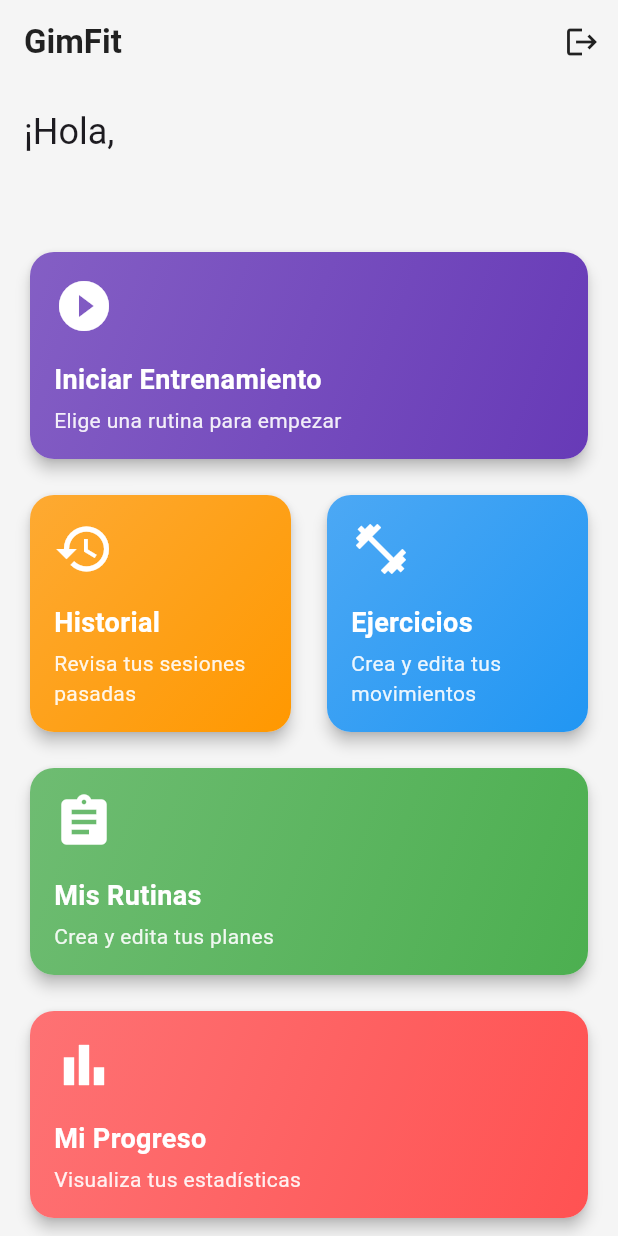
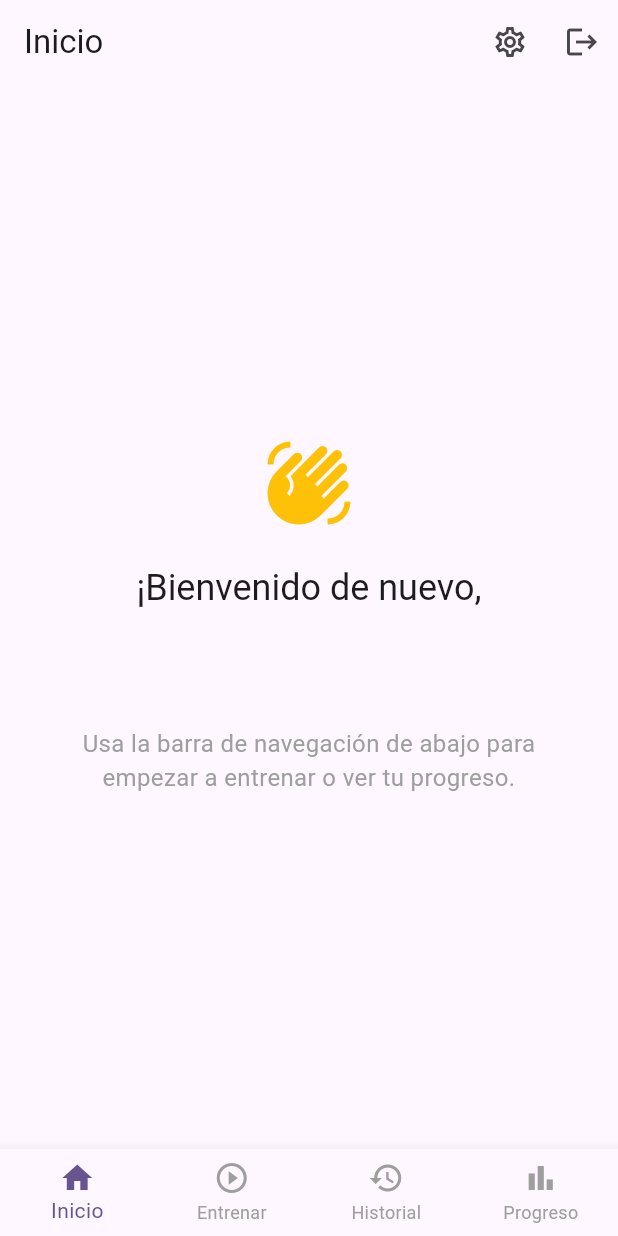
Before and after one commit to mseligmann39/gymtrackapp, a Flutter app: the screen it shows once a user with an empty profile is signed in, on a phone screen of 412 x 824 dp. Run offline on Flutter 3.47's test engine with Material 3 defaults, Android fonts, the phone set to English and light mode, and no system bars; our stand-ins replace cloud_firestore, firebase_auth, firebase_core, fl_chart; accounts and stored records are empty.

Commit message:
Más atractivo visualmente

```diff
--- a/lib/main.dart
+++ b/lib/main.dart
@@ -1,23 +1,22 @@
+// En tu archivo main.dart
+
+// ... (El resto de las importaciones y la clase GimFitApp no cambian)
 import 'package:flutter/material.dart';
 import 'package:firebase_core/firebase_core.dart';
 import 'package:firebase_auth/firebase_auth.dart';
 import 'package:provider/provider.dart';
-
-// Importaciones para localización
 import 'package:flutter_localizations/flutter_localizations.dart';
 
 import 'screens/welcome_screen.dart';
-import 'screens/home_screen.dart';
-import 'firebase_options.dart'; // Asegúrate de que este import sea correcto
+// Importamos la nueva pantalla principal
+import 'screens/main_screen.dart';
+import 'firebase_options.dart';
 
 void main() async {
-  // Asegura que los bindings de Flutter estén inicializados
   WidgetsFlutterBinding.ensureInitialized();
-  // Inicializa Firebase
   await Firebase.initializeApp(
     options: DefaultFirebaseOptions.currentPlatform,
   );
-  // Corre la aplicación
   runApp(const GimFitApp());
 }
 
@@ -26,71 +25,50 @@
 
   @override
   Widget build(BuildContext context) {
-    // Envolvemos la app en MultiProvider para gestionar el estado
     return MultiProvider(
       providers: [
-        // Este provider escucha los cambios de autenticación de Firebase
         StreamProvider<User?>.value(
           value: FirebaseAuth.instance.authStateChanges(),
           initialData: null,
         ),
       ],
-      // El hijo del provider es nuestra aplicación principal
       child: MaterialApp(
         title: 'GimFit',
         debugShowCheckedModeBanner: false,
-
-        // --- CONFIGURACIÓN DE TEMA ---
         theme: ThemeData(
           colorScheme: ColorScheme.fromSeed(seedColor: Colors.deepPurple),
           useMaterial3: true,
-          appBarTheme: const AppBarTheme(
-            elevation: 2,
-            backgroundColor: Colors.white,
-            foregroundColor: Colors.black87,
-          ),
-          cardTheme: CardThemeData(
-            elevation: 1,
-            shape: RoundedRectangleBorder(
-              borderRadius: BorderRadius.circular(12),
-            ),
-          ),
         ),
-
-        // --- CONFIGURACIÓN DE LOCALIZACIÓN (AQUÍ ES DONDE VA) ---
         localizationsDelegates: const [
           GlobalMaterialLocalizations.delegate,
           GlobalWidgetsLocalizations.delegate,
           GlobalCupertinoLocalizations.delegate,
         ],
         supportedLocales: const [
-          Locale('en', ''), // Inglés
-          Locale('es', ''), // Español
+          Locale('en', ''),
+          Locale('es', ''),
         ],
-        locale: const Locale('es'), // Opcional: Forzar el idioma a español
-
-        // La pantalla de inicio es manejada por nuestro AuthStateHandler
+        locale: const Locale('es'),
         home: const AuthStateHandler(),
       ),
     );
   }
 }
 
-// Este widget decide qué pantalla mostrar basado en el estado de autenticación
+
+// --- WIDGET ACTUALIZADO ---
 class AuthStateHandler extends StatelessWidget {
   const AuthStateHandler({super.key});
 
   @override
   Widget build(BuildContext context) {
-    // Escuchamos el estado del usuario provisto por nuestro StreamProvider
     final user = context.watch<User?>();
 
-    // Si hay un usuario, mostramos la HomeScreen
     if (user != null) {
-      return const HomeScreen();
-    }
-    // Si no, mostramos la WelcomeScreen para que inicie sesión o se registre
-    else {
+      // Si hay usuario, vamos a la nueva pantalla con navegación
+      return const MainScreen();
+    } else {
+      // Si no, a la pantalla de bienvenida
       return const WelcomeScreen();
     }
   }
--- a/lib/screens/home_screen.dart
+++ b/lib/screens/home_screen.dart
@@ -1,11 +1,7 @@
 import 'package:flutter/material.dart';
 import 'package:firebase_auth/firebase_auth.dart';
 import 'package:provider/provider.dart';
-
-import 'exercise_list_screen.dart';
-import 'history_screen.dart';
-import 'routines_list_screen.dart';
-import 'stats_screen.dart'; // <-- AÑADE ESTA IMPORTACIÓN
+import 'management_screen.dart'; // Importamos la nueva pantalla
 
 class HomeScreen extends StatelessWidget {
   const HomeScreen({super.key});
@@ -19,12 +15,19 @@ class HomeScreen extends StatelessWidget {
     final user = context.watch<User?>();
 
     return Scaffold(
-      backgroundColor: Colors.grey[100],
       appBar: AppBar(
-        backgroundColor: Colors.transparent,
-        elevation: 0,
-        title: const Text('GimFit', style: TextStyle(fontWeight: FontWeight.bold)),
+        title: const Text('Inicio'),
         actions: [
+          // --- ICONO DE GESTIÓN ---
+          IconButton(
+            icon: const Icon(Icons.settings_outlined),
+            onPressed: () {
+              Navigator.of(context).push(
+                MaterialPageRoute(builder: (_) => const ManagementScreen()),
+              );
+            },
+            tooltip: 'Gestión',
+          ),
           IconButton(
             icon: const Icon(Icons.logout),
             onPressed: () => _signOut(context),
@@ -32,143 +35,32 @@ class HomeScreen extends StatelessWidget {
           ),
         ],
       ),
-      body: ListView(
-        padding: const EdgeInsets.all(16.0),
+      body: Center(
+        child: Padding(
+          padding: const EdgeInsets.all(24.0),
+          child: Column(
+            mainAxisAlignment: MainAxisAlignment.center,
             children: [
-          // ... (Saludo y tarjeta de Iniciar Entrenamiento)
+              const Icon(Icons.waving_hand, size: 60, color: Colors.amber),
+              const SizedBox(height: 24),
               Text(
-            '¡Hola,',
+                '¡Bienvenido de nuevo,',
                 style: Theme.of(context).textTheme.headlineSmall,
+                textAlign: TextAlign.center,
               ),
               Text(
-            user?.displayName ?? user?.email ?? 'Campeón/a',
+                user?.displayName ?? user?.email?.split('@').first ?? 'Campeón/a',
                 style: Theme.of(context).textTheme.headlineMedium?.copyWith(
                       fontWeight: FontWeight.bold,
-                  color: Colors.deepPurple,
+                      color: Theme.of(context).colorScheme.primary,
                     ),
+                textAlign: TextAlign.center,
               ),
-          const SizedBox(height: 24),
-          _buildActionCard(
-            context: context,
-            title: 'Iniciar Entrenamiento',
-            subtitle: 'Elige una rutina para empezar',
-            icon: Icons.play_circle_fill,
-            color: Colors.deepPurple,
-            onTap: () {
-              Navigator.of(context).push(
-                MaterialPageRoute(builder: (_) => const RoutinesListScreen(isSelectionMode: true)),
-              );
-            },
-          ),
-          const SizedBox(height: 16),
-          Row(
-            children: [
-              // ... (Tarjetas de Historial y Ejercicios)
-              Expanded(
-                child: _buildActionCard(
-                  context: context,
-                  title: 'Historial',
-                  subtitle: 'Revisa tus sesiones pasadas',
-                  icon: Icons.history,
-                  color: Colors.orange,
-                  onTap: () {
-                    Navigator.of(context).push(
-                      MaterialPageRoute(builder: (_) => const HistoryScreen()),
-                    );
-                  },
-                ),
-              ),
-              const SizedBox(width: 16),
-              Expanded(
-                child: _buildActionCard(
-                  context: context,
-                  title: 'Ejercicios',
-                  subtitle: 'Crea y edita tus movimientos',
-                  icon: Icons.fitness_center,
-                  color: Colors.blue,
-                  onTap: () {
-                    Navigator.of(context).push(
-                      MaterialPageRoute(builder: (_) => const ExerciseListScreen()),
-                    );
-                  },
-                ),
-              ),
-            ],
-          ),
-          const SizedBox(height: 16),
-          _buildActionCard(
-            context: context,
-            title: 'Mis Rutinas',
-            subtitle: 'Crea y edita tus planes',
-            icon: Icons.assignment,
-            color: Colors.green,
-            onTap: () {
-              Navigator.of(context).push(
-                MaterialPageRoute(builder: (_) => const RoutinesListScreen()),
-              );
-            },
-          ),
-          const SizedBox(height: 16),
-
-          // --- NUEVA TARJETA DE ESTADÍSTICAS ---
-          _buildActionCard(
-            context: context,
-            title: 'Mi Progreso',
-            subtitle: 'Visualiza tus estadísticas',
-            icon: Icons.bar_chart,
-            color: Colors.redAccent,
-            onTap: () {
-              Navigator.of(context).push(
-                MaterialPageRoute(builder: (_) => const StatsScreen()),
-              );
-            },
-          ),
-        ],
-      ),
-    );
-  }
-
-  // ... (El método _buildActionCard no cambia)
-  Widget _buildActionCard({
-    required BuildContext context,
-    required String title,
-    required String subtitle,
-    required IconData icon,
-    required Color color,
-    required VoidCallback onTap,
-  }) {
-    return Card(
-      clipBehavior: Clip.antiAlias,
-      elevation: 4,
-      shape: RoundedRectangleBorder(borderRadius: BorderRadius.circular(16)),
-      child: InkWell(
-        onTap: onTap,
-        child: Container(
-          padding: const EdgeInsets.all(16),
-          decoration: BoxDecoration(
-            gradient: LinearGradient(
-              colors: [color.withOpacity(0.8), color],
-              begin: Alignment.topLeft,
-              end: Alignment.bottomRight,
-            ),
-          ),
-          child: Column(
-            crossAxisAlignment: CrossAxisAlignment.start,
-            children: [
-              Icon(icon, size: 40, color: Colors.white),
-              const SizedBox(height: 16),
-              Text(
-                title,
-                style: const TextStyle(
-                  fontWeight: FontWeight.bold,
-                  fontSize: 18,
-                  color: Colors.white,
-                ),
-              ),
-              const SizedBox(height: 4),
-              Text(
-                subtitle,
-                style: TextStyle(color: Colors.white.withOpacity(0.9)),
+              const SizedBox(height: 40),
+              const Text(
+                'Usa la barra de navegación de abajo para empezar a entrenar o ver tu progreso.',
+                style: TextStyle(fontSize: 16, color: Colors.grey),
+                textAlign: TextAlign.center,
               ),
             ],
           ),
--- /dev/null
+++ b/lib/screens/main_screen.dart
@@ -0,0 +1,69 @@
+import 'package:flutter/material.dart';
+import 'home_screen.dart';
+import 'routines_list_screen.dart';
+import 'history_screen.dart';
+import 'stats_screen.dart';
+
+class MainScreen extends StatefulWidget {
+  const MainScreen({super.key});
+
+  @override
+  State<MainScreen> createState() => _MainScreenState();
+}
+
+class _MainScreenState extends State<MainScreen> {
+  int _selectedIndex = 0;
+
+  // Lista de las pantallas que se mostrarán en cada pestaña
+  static const List<Widget> _widgetOptions = <Widget>[
+    HomeScreen(),
+    RoutinesListScreen(isSelectionMode: true), // Para iniciar un entrenamiento
+    HistoryScreen(),
+    StatsScreen(),
+  ];
+
+  void _onItemTapped(int index) {
+    setState(() {
+      _selectedIndex = index;
+    });
+  }
+
+  @override
+  Widget build(BuildContext context) {
+    return Scaffold(
+      body: Center(
+        child: _widgetOptions.elementAt(_selectedIndex),
+      ),
+      bottomNavigationBar: BottomNavigationBar(
+        // Usamos 'fixed' para que todos los items sean siempre visibles
+        type: BottomNavigationBarType.fixed,
+        items: const <BottomNavigationBarItem>[
+          BottomNavigationBarItem(
+            icon: Icon(Icons.home_outlined),
+            activeIcon: Icon(Icons.home),
+            label: 'Inicio',
+          ),
+          BottomNavigationBarItem(
+            icon: Icon(Icons.play_circle_outline),
+            activeIcon: Icon(Icons.play_circle),
+            label: 'Entrenar',
+          ),
+          BottomNavigationBarItem(
+            icon: Icon(Icons.history_outlined),
+            activeIcon: Icon(Icons.history),
+            label: 'Historial',
+          ),
+          BottomNavigationBarItem(
+            icon: Icon(Icons.bar_chart_outlined),
+            activeIcon: Icon(Icons.bar_chart),
+            label: 'Progreso',
+          ),
+        ],
+        currentIndex: _selectedIndex,
+        selectedItemColor: Theme.of(context).colorScheme.primary,
+        unselectedItemColor: Colors.grey,
+        onTap: _onItemTapped,
+      ),
+    );
+  }
+}
--- /dev/null
+++ b/lib/screens/management_screen.dart
@@ -0,0 +1,45 @@
+import 'package:flutter/material.dart';
+import 'routines_list_screen.dart';
+import 'exercise_list_screen.dart';
+
+class ManagementScreen extends StatelessWidget {
+  const ManagementScreen({super.key});
+
+  @override
+  Widget build(BuildContext context) {
+    return Scaffold(
+      appBar: AppBar(
+        title: const Text('Gestión'),
+      ),
+      body: ListView(
+        children: [
+          ListTile(
+            leading: const Icon(Icons.assignment_outlined),
+            title: const Text('Gestionar Mis Rutinas'),
+            subtitle: const Text('Crear, editar y reordenar tus planes'),
+            trailing: const Icon(Icons.chevron_right),
+            onTap: () {
+              // Navega a la lista de rutinas en MODO GESTIÓN
+              Navigator.of(context).push(
+                MaterialPageRoute(builder: (_) => const RoutinesListScreen()),
+              );
+            },
+          ),
+          const Divider(),
+          ListTile(
+            leading: const Icon(Icons.fitness_center_outlined),
+            title: const Text('Gestionar Mis Ejercicios'),
+            subtitle: const Text('Añadir o editar ejercicios de tu biblioteca'),
+            trailing: const Icon(Icons.chevron_right),
+            onTap: () {
+              // Navega a la lista de ejercicios
+              Navigator.of(context).push(
+                MaterialPageRoute(builder: (_) => const ExerciseListScreen()),
+              );
+            },
+          ),
+        ],
+      ),
+    );
+  }
+}
```
Lines whose indentation alone changed are shown as unchanged.
